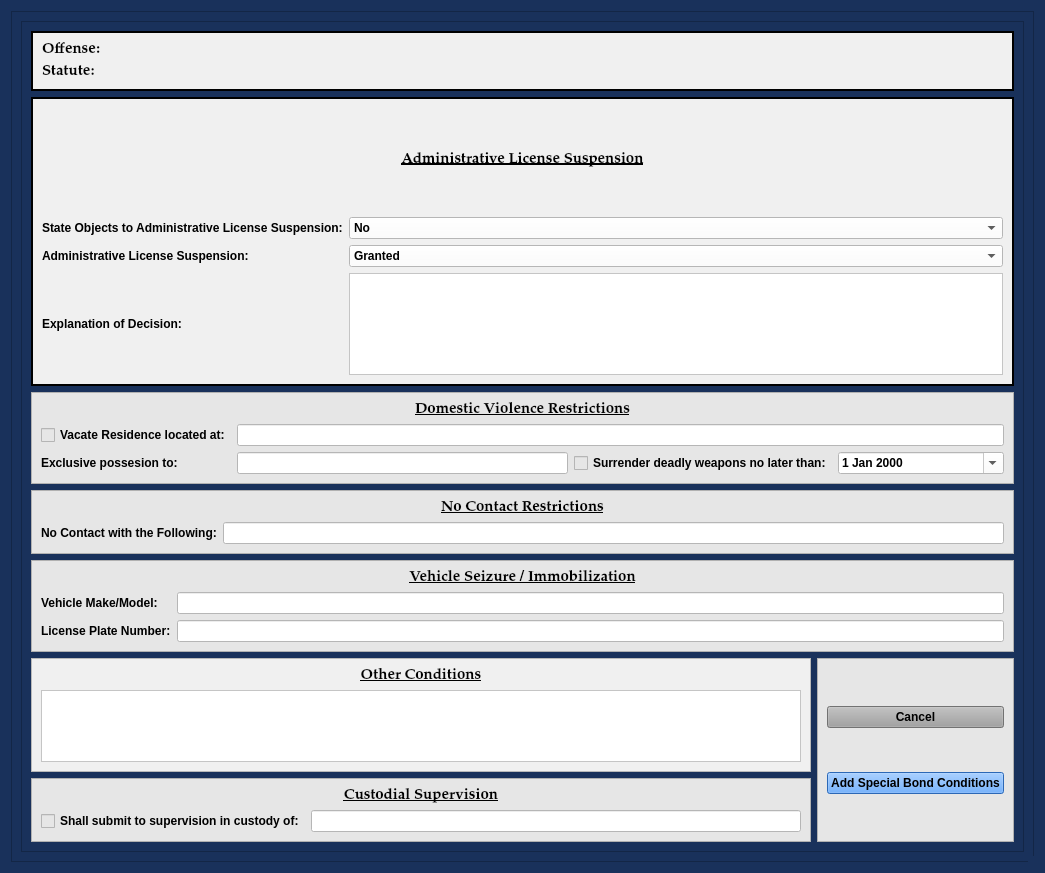
HunterProgram22/MuniEntry, file views/ui/AddSpecialBondConditionsDialog.ui: the form before one commit.
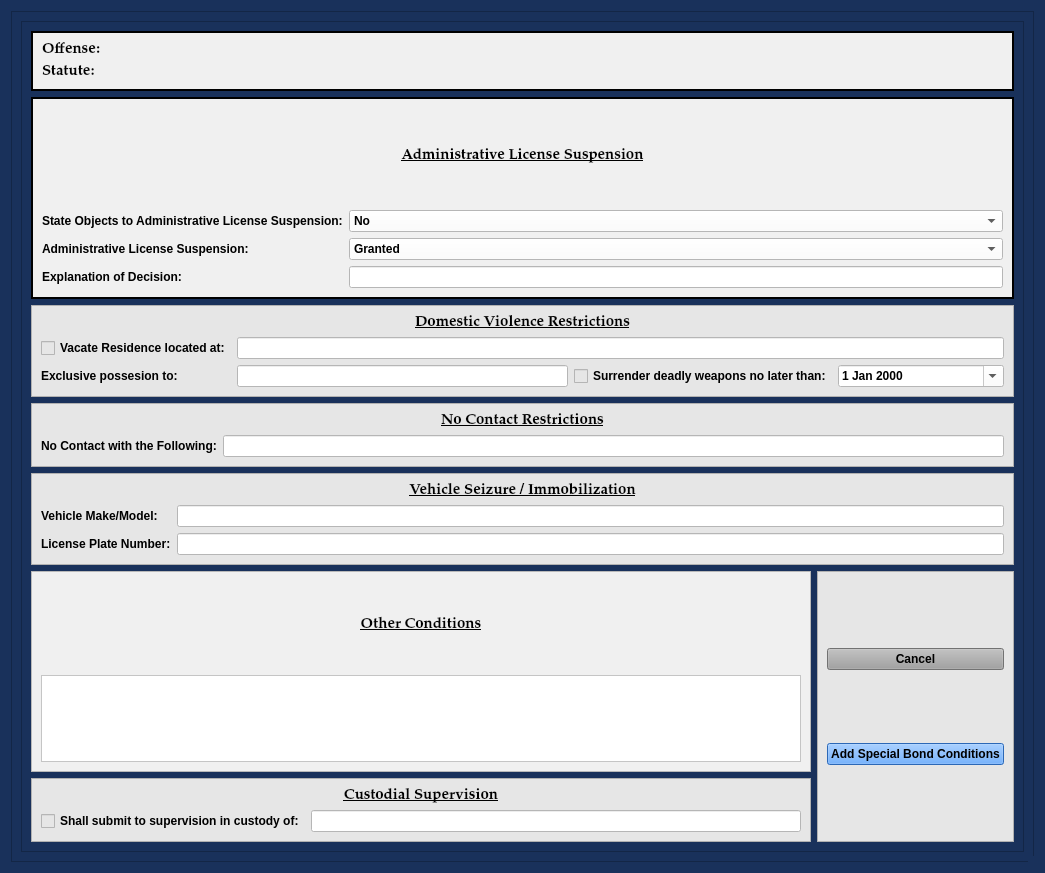
The form after the commit.

Commit message: Updated Special Bond view.

What changed in the file:
```diff
--- a/views/ui/AddSpecialBondConditionsDialog.ui
+++ b/views/ui/AddSpecialBondConditionsDialog.ui
@@ -172,7 +172,7 @@
            <x>0</x>
            <y>0</y>
            <width>984</width>
-           <height>936</height>
+           <height>846</height>
           </rect>
          </property>
          <layout class="QGridLayout" name="gridLayout_11">
@@ -345,19 +345,10 @@
               </widget>
              </item>
              <item row="3" column="1">
-              <widget class="QTextEdit" name="textEdit">
-               <property name="sizePolicy">
-                <sizepolicy hsizetype="Expanding" vsizetype="Minimum">
-                 <horstretch>0</horstretch>
-                 <verstretch>0</verstretch>
-                </sizepolicy>
-               </property>
+              <widget class="QLineEdit" name="lineEdit_7">
                <property name="styleSheet">
                 <string notr="true">background-color: rgb(255, 255, 255);</string>
                </property>
-               <property name="sizeAdjustPolicy">
-                <enum>QAbstractScrollArea::AdjustToContentsOnFirstShow</enum>
-               </property>
               </widget>
              </item>
             </layout>
@@ -587,7 +578,7 @@
             <property name="frameShadow">
              <enum>QFrame::Raised</enum>
             </property>
-            <layout class="QGridLayout" name="gridLayout_3">
+            <layout class="QGridLayout" name="gridLayout_3" rowstretch="1,1">
              <item row="1" column="0">
               <widget class="QPlainTextEdit" name="other_conditions_plainTextEdit">
                <property name="sizePolicy">
```
The commit also changes 1 other file.
